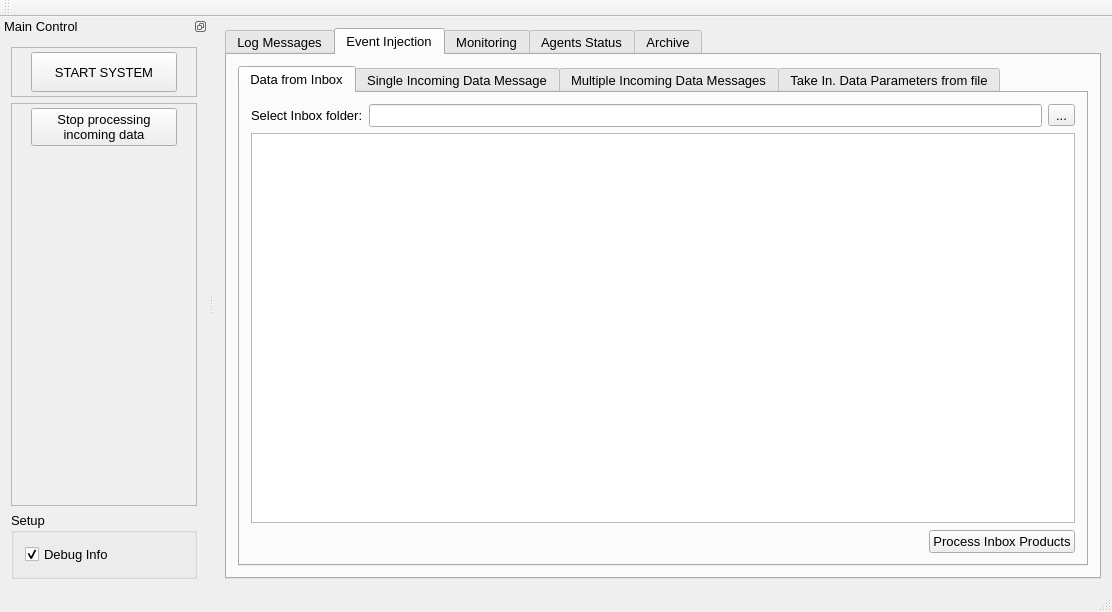
Before: the Qt Designer form qpfhmi/mainwindow.ui in aardalath/qpf, drawn with Qt 5.
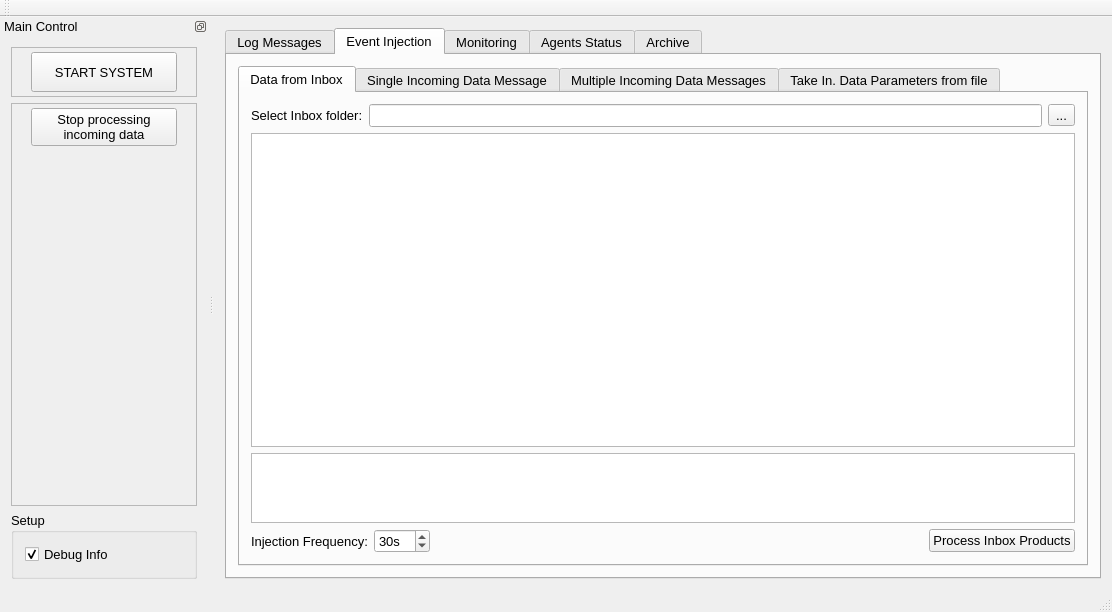
After: the same form once the commit is applied. The open tabs and pages were chosen to show the change.

Patch:
```diff
--- a/qpfhmi/mainwindow.ui
+++ b/qpfhmi/mainwindow.ui
@@ -79,7 +79,7 @@
            <attribute name="title">
             <string>Data from Inbox</string>
            </attribute>
-           <layout class="QVBoxLayout" name="verticalLayout_16" stretch="1,10000,10,1">
+           <layout class="QVBoxLayout" name="verticalLayout_16" stretch="1,10000,1,1,0">
             <item>
              <layout class="QHBoxLayout" name="horizontalLayout_16">
               <item>
@@ -101,6 +101,9 @@
               </item>
              </layout>
             </item>
+            <item>
+             <widget class="QPlainTextEdit" name="pltxtInboxProducts"/>
+            </item>
             <item>
              <widget class="QListView" name="listInboxProducts"/>
             </item>
@@ -119,6 +122,32 @@
             </item>
             <item>
              <layout class="QHBoxLayout" name="horizontalLayout_21">
+              <item>
+               <widget class="QLabel" name="label_3">
+                <property name="text">
+                 <string>Injection Frequency:</string>
+                </property>
+               </widget>
+              </item>
+              <item>
+               <widget class="QSpinBox" name="spbxInjFreq">
+                <property name="suffix">
+                 <string>s</string>
+                </property>
+                <property name="minimum">
+                 <number>5</number>
+                </property>
+                <property name="maximum">
+                 <number>300</number>
+                </property>
+                <property name="singleStep">
+                 <number>5</number>
+                </property>
+                <property name="value">
+                 <number>30</number>
+                </property>
+               </widget>
+              </item>
               <item>
                <spacer name="horizontalSpacer_17">
                 <property name="orientation">
```
Left out of the diff: 6 changed lines with no effect on the pictures.
